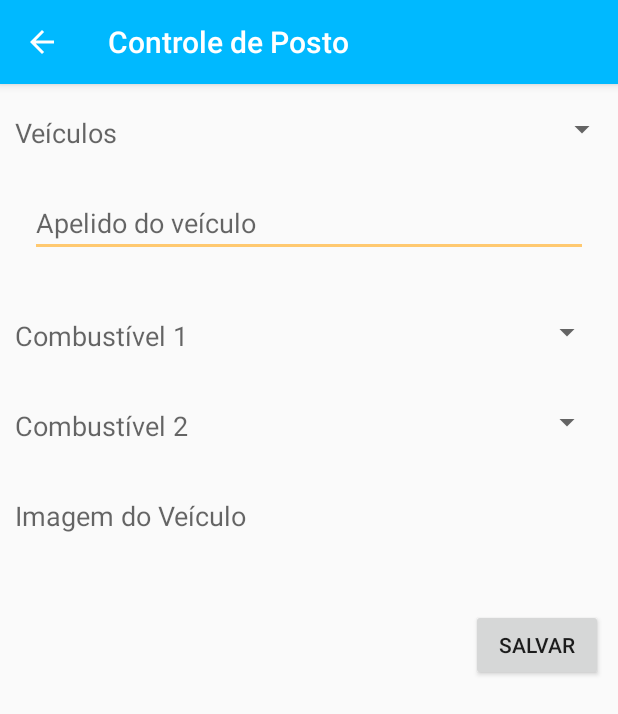
After one commit to dritoferro/Capstone_Project, an Android app: the VeiculoActivity screen opened directly, with no data from a screen before it, on a phone screen of 412 x 824 dp. The commit adds this screen. Shown: the top 714 px of the screen. Run offline under Robolectric (Android 15) with nearby library versions, the phone set to English and light mode, and no system bars.

Commit message:
Tarefa 2
Criação da tela de veículo.

```diff
--- a/Stage2/ProjetoPosto/app/src/main/AndroidManifest.xml
+++ b/Stage2/ProjetoPosto/app/src/main/AndroidManifest.xml
@@ -16,6 +16,7 @@
                 <category android:name="android.intent.category.LAUNCHER" />
             </intent-filter>
         </activity>
+        <activity android:name=".view.VeiculoActivity" android:parentActivityName=".view.MainActivity" />
     </application>
 
 </manifest>
--- /dev/null
+++ b/Stage2/ProjetoPosto/app/src/main/java/tagliaferro/adriano/projetoposto/view/VeiculoActivity.java
@@ -0,0 +1,20 @@
+package tagliaferro.adriano.projetoposto.view;
+
+import android.os.Bundle;
+import android.support.v7.app.AppCompatActivity;
+import tagliaferro.adriano.projetoposto.R;
+
+/**
+ * Created by Adriano2 on 13/07/2017.
+ */
+
+public class VeiculoActivity extends AppCompatActivity {
+
+    @Override
+    protected void onCreate(Bundle savedInstanceState) {
+        super.onCreate(savedInstanceState);
+        setContentView(R.layout.activity_veiculo);
+
+
+    }
+}
--- a/Stage2/ProjetoPosto/app/src/main/res/layout/activity_main.xml
+++ b/Stage2/ProjetoPosto/app/src/main/res/layout/activity_main.xml
@@ -11,7 +11,7 @@
         android:layout_width="wrap_content"
         android:layout_height="wrap_content"
         android:text="@string/veiculos"
-        style="@style/MediumText"/>
+        style="@style/LargeText"/>
 
     <FrameLayout
         android:id="@+id/frameListVeiculos"
@@ -25,7 +25,7 @@
         android:layout_width="wrap_content"
         android:layout_height="wrap_content"
         android:text="@string/abastecimentos"
-        style="@style/MediumText"/>
+        style="@style/LargeText"/>
 
     <FrameLayout
         android:id="@+id/frameListAbastecimentos"
--- /dev/null
+++ b/Stage2/ProjetoPosto/app/src/main/res/layout/activity_veiculo.xml
@@ -0,0 +1,93 @@
+<?xml version="1.0" encoding="utf-8"?>
+<RelativeLayout xmlns:android="http://schemas.android.com/apk/res/android"
+    android:layout_width="match_parent"
+    android:layout_height="match_parent"
+    android:layout_marginTop="@dimen/margin_ten">
+
+    <TextView
+        android:id="@+id/textViewVeiculos"
+        android:layout_width="wrap_content"
+        android:layout_height="wrap_content"
+        style="@style/MediumText"
+        android:text="@string/veiculos"/>
+
+    <Spinner
+        android:id="@+id/spinner_veiculos"
+        android:layout_width="wrap_content"
+        android:layout_height="@dimen/dimen_40"
+        android:layout_toEndOf="@+id/textViewVeiculos"
+        android:layout_alignParentEnd="true"
+        android:layout_marginStart="@dimen/margin_ten" />
+
+    <EditText
+        android:id="@+id/edt_veiculo_nome"
+        android:layout_width="match_parent"
+        android:layout_height="wrap_content"
+        android:layout_below="@+id/spinner_veiculos"
+        android:layout_margin="@dimen/dimen_20"
+        android:hint="@string/veiculo_name_hint"/>
+
+    <TextView
+        android:id="@+id/textViewComb1"
+        android:layout_width="wrap_content"
+        android:layout_height="wrap_content"
+        android:layout_below="@+id/edt_veiculo_nome"
+        android:layout_marginTop="@dimen/dimen_20"
+        android:layout_marginStart="@dimen/margin_ten"
+        style="@style/MediumText"
+        android:text="@string/veiculo_comb1"/>
+
+    <Spinner
+        android:id="@+id/spinner_veiculo_comb1"
+        android:layout_width="wrap_content"
+        android:layout_height="@dimen/dimen_40"
+        android:layout_toEndOf="@+id/textViewComb1"
+        android:layout_below="@+id/edt_veiculo_nome"
+        android:layout_alignParentEnd="true"
+        android:layout_margin="@dimen/margin_ten"/>
+
+    <TextView
+        android:id="@+id/textViewComb2"
+        android:layout_width="wrap_content"
+        android:layout_height="wrap_content"
+        android:layout_below="@+id/spinner_veiculo_comb1"
+        android:layout_marginTop="@dimen/dimen_20"
+        android:layout_marginStart="@dimen/margin_ten"
+        style="@style/MediumText"
+        android:text="@string/veiculo_comb2"/>
+
+    <Spinner
+        android:id="@+id/spinner_veiculo_comb2"
+        android:layout_width="wrap_content"
+        android:layout_height="@dimen/dimen_40"
+        android:layout_toEndOf="@+id/textViewComb2"
+        android:layout_below="@+id/spinner_veiculo_comb1"
+        android:layout_alignParentEnd="true"
+        android:layout_margin="@dimen/margin_ten"/>
+
+    <TextView
+        android:id="@+id/textViewImgVeiculo"
+        android:layout_width="wrap_content"
+        android:layout_height="wrap_content"
+        android:layout_below="@+id/spinner_veiculo_comb2"
+        style="@style/MediumText"
+        android:layout_marginTop="@dimen/dimen_20"
+        android:text="@string/text_veiculo_imagem"/>
+
+    <ImageView
+        android:id="@+id/img_veiculo"
+        android:layout_width="wrap_content"
+        android:layout_height="wrap_content"
+        android:layout_margin="@dimen/dimen_20"
+        android:layout_below="@+id/textViewImgVeiculo"/>
+
+    <Button
+        android:id="@+id/btn_veiculo_salvar"
+        android:layout_width="wrap_content"
+        android:layout_height="wrap_content"
+        android:layout_below="@+id/img_veiculo"
+        android:layout_alignParentEnd="true"
+        android:layout_margin="@dimen/margin_ten"
+        android:text="SALVAR"/>
+
+</RelativeLayout>
--- a/Stage2/ProjetoPosto/app/src/main/res/values/dimens.xml
+++ b/Stage2/ProjetoPosto/app/src/main/res/values/dimens.xml
@@ -5,4 +5,6 @@
     <dimen name="margin_25">25dp</dimen>
     <dimen name="margin_275">275dp</dimen>
     <dimen name="margin_170">170dp</dimen>
+    <dimen name="dimen_40">40dp</dimen>
+    <dimen name="dimen_20">20dp</dimen>
 </resources>
--- a/Stage2/ProjetoPosto/app/src/main/res/values/strings.xml
+++ b/Stage2/ProjetoPosto/app/src/main/res/values/strings.xml
@@ -6,4 +6,8 @@
     <string name="abastecimentos">Abastecimentos</string>
     <string name="km_rodada">KM Rodada:</string>
     <string name="km_atual">KM Atual:</string>
+    <string name="veiculo_name_hint">Apelido do veículo</string>
+    <string name="veiculo_comb2">Combustível 2</string>
+    <string name="veiculo_comb1">Combustível 1</string>
+    <string name="text_veiculo_imagem">Imagem do Veículo</string>
 </resources>
--- a/Stage2/ProjetoPosto/app/src/main/res/values/styles.xml
+++ b/Stage2/ProjetoPosto/app/src/main/res/values/styles.xml
@@ -8,11 +8,18 @@
         <item name="colorAccent">@color/colorAccent</item>
     </style>
 
-    <style name="MediumText" parent="Base.TextAppearance.AppCompat.Large">
+    <style name="LargeText" parent="Base.TextAppearance.AppCompat.Large">
 
-        <item name="textColor">@colorAccent</item>
+        <item name="android:textColor">@color/colorAccent</item>
         <item name="android:layout_gravity">center</item>
 
     </style>
 
+    <style name="MediumText" parent="Base.TextAppearance.AppCompat.Medium">
+
+        <item name="android:layout_marginStart">@dimen/margin_ten</item>
+        <item name="android:layout_marginTop">@dimen/margin_ten</item>
+
+    </style>
+
 </resources>
```
Also changed, not shown: Stage2/ProjetoPosto/app/src/main/res/layout/list_item_abastecimento.xml (+28 -29 lines).
